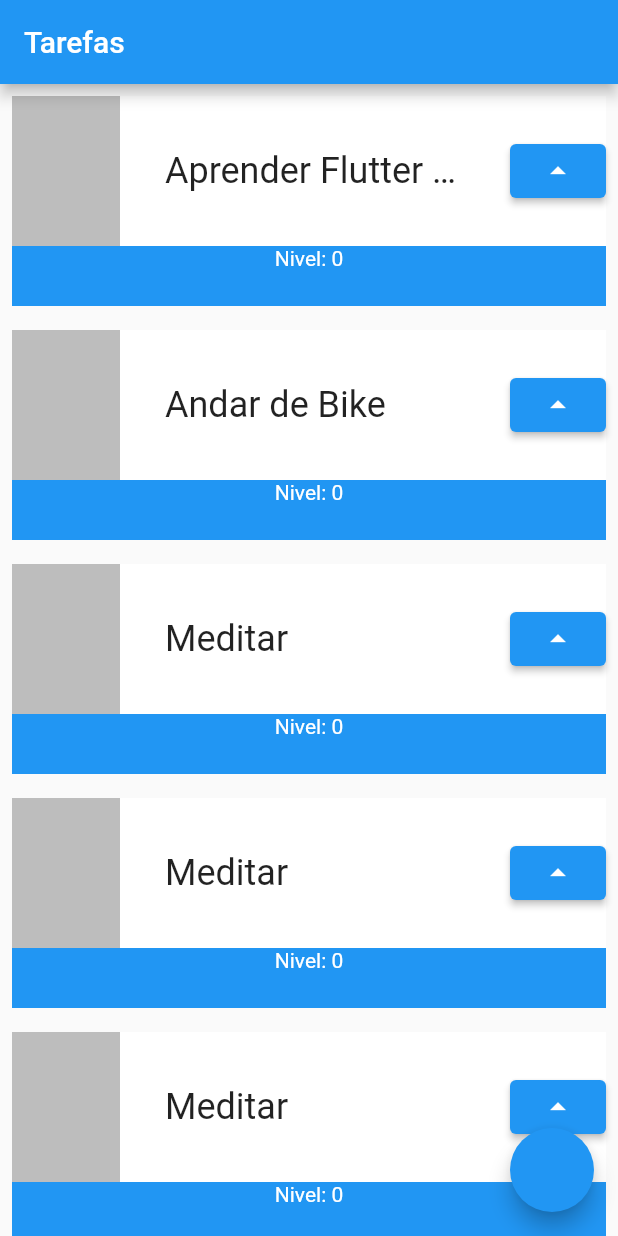
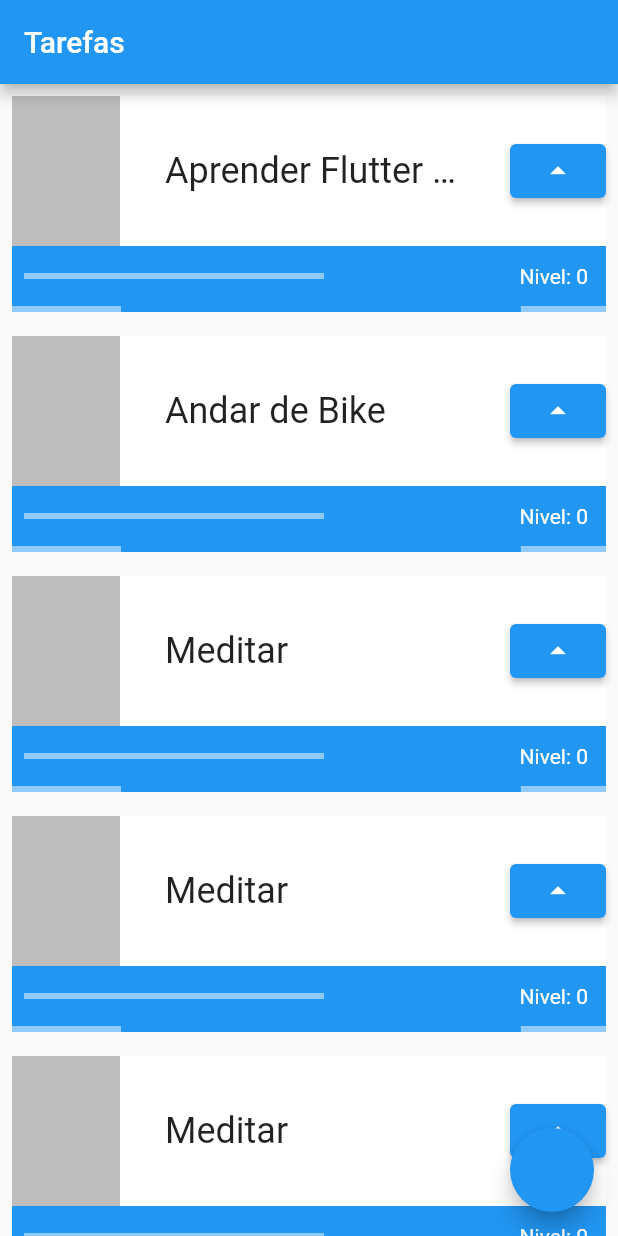
Before and after one commit to fercguerra/app_alura, a Flutter app: the screen it shows after launch, on a phone screen of 412 x 824 dp. Run offline on Flutter 3.47's test engine with Material 2 defaults, Android fonts, the phone set to English and light mode, and no system bars.

```diff
--- a/lib/main.dart
+++ b/lib/main.dart
@@ -96,10 +96,33 @@ class _TaskState extends State<Task> {
                     ],
                   ),
                 ),
-                Text(
-                  'Nivel: $nivel',
-                  style: TextStyle(color: Colors.white),
+                Row(
+                  mainAxisAlignment: MainAxisAlignment.spaceBetween,
+                  children: [
+                    Column(
+                      children: [
+                        Padding(
+                          padding: const EdgeInsets.all(8.0),
+                          child: Container(
+                            child: LinearProgressIndicator(
+                              color: Colors.white,
+                              value: nivel / 10,
+                            ),
+                            width: 200,
+                          ),
+                        ),
+                      ],
+                    ),
+                    Padding(
+                      padding: EdgeInsets.all(12),
+                      child: Text(
+                        'Nivel: $nivel',
+                        style: TextStyle(color: Colors.white),
+                      ),
+                    ),
+                  ],
                 ),
+                LinearProgressIndicator(),
               ],
             ),
           ],
```
